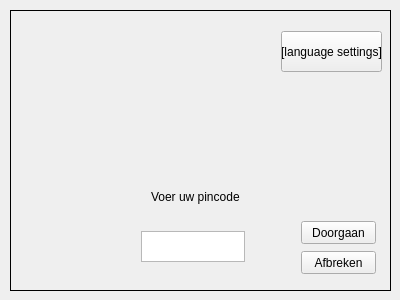
First picture: the form in trying/login.ui, repository ArieJR/bank, before the edit.
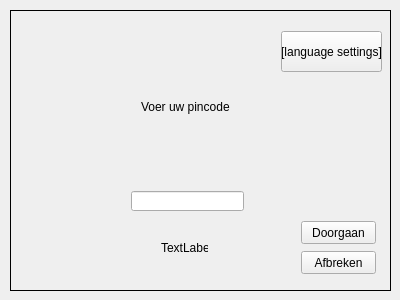
Second picture: the form after the edit. The open tabs and pages were chosen to show the change.

```diff
--- a/trying/login.ui
+++ b/trying/login.ui
@@ -29,7 +29,7 @@
     <enum>QFrame::Panel</enum>
    </property>
    <property name="currentIndex">
-    <number>1</number>
+    <number>3</number>
    </property>
    <widget class="QWidget" name="welkomScherm">
     <widget class="QPushButton" name="welkom_taal_button">
@@ -45,7 +45,7 @@
       <string>[language settings]</string>
      </property>
     </widget>
-    <widget class="QLabel" name="label">
+    <widget class="QLabel" name="welkom_label">
      <property name="geometry">
       <rect>
        <x>140</x>
@@ -77,25 +77,15 @@
     <widget class="QLabel" name="label_4">
      <property name="geometry">
       <rect>
-       <x>140</x>
-       <y>170</y>
-       <width>91</width>
-       <height>31</height>
-      </rect>
-     </property>
-     <property name="text">
-      <string>Voer uw pincode in</string>
-     </property>
-    </widget>
-    <widget class="QPlainTextEdit" name="inlog_invoerveldPincode">
-     <property name="geometry">
-      <rect>
        <x>130</x>
-       <y>220</y>
-       <width>104</width>
+       <y>80</y>
+       <width>91</width>
        <height>31</height>
       </rect>
      </property>
+     <property name="text">
+      <string>Voer uw pincode in</string>
+     </property>
     </widget>
     <widget class="QPushButton" name="inlog_taal_button">
      <property name="geometry">
@@ -136,6 +126,32 @@
       <string>Afbreken</string>
      </property>
     </widget>
+    <widget class="QLabel" name="label_9">
+     <property name="geometry">
+      <rect>
+       <x>150</x>
+       <y>230</y>
+       <width>47</width>
+       <height>13</height>
+      </rect>
+     </property>
+     <property name="text">
+      <string>TextLabel</string>
+     </property>
+    </widget>
+    <widget class="QLineEdit" name="inlog_invoerveldPincode">
+     <property name="geometry">
+      <rect>
+       <x>120</x>
+       <y>180</y>
+       <width>113</width>
+       <height>20</height>
+      </rect>
+     </property>
+     <property name="echoMode">
+      <enum>QLineEdit::Password</enum>
+     </property>
+    </widget>
    </widget>
    <widget class="QWidget" name="taalScherm">
     <property name="enabled">
```
